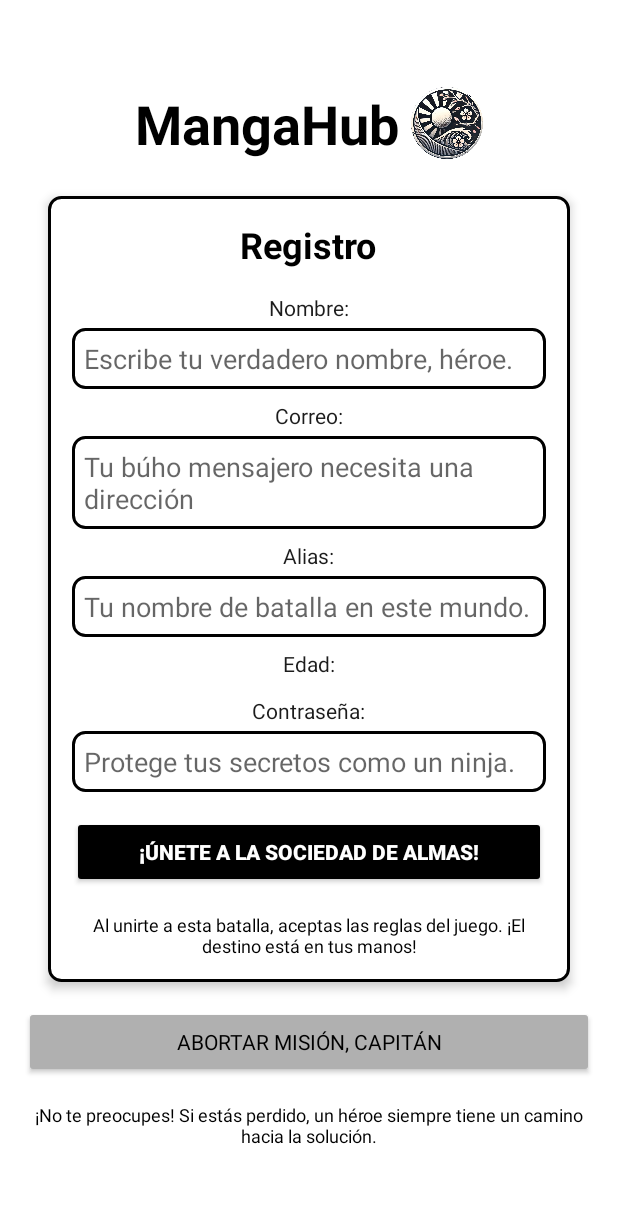
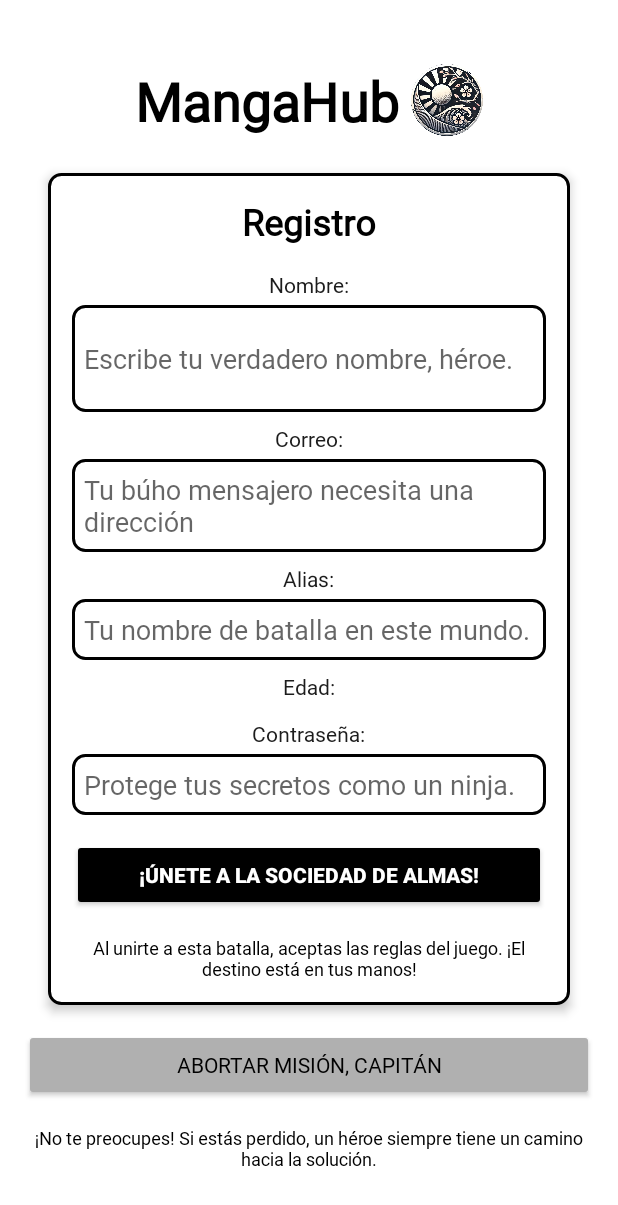
Before and after one commit to yaellxo/ProyectoMoviles, an Android app built with Jetpack Compose: the layout register_activity.xml on its own in the app's theme, with its tools: preview values and no code run, on a phone screen of 412 x 824 dp. Shown: the top 1205 px of the screen. Run offline under Robolectric (Android 15) with nearby library versions, the phone set to English and light mode, and no system bars.

Commit message:
Register Interfaz Terminada

```diff
--- a/app/src/main/res/layout/register_activity.xml
+++ b/app/src/main/res/layout/register_activity.xml
@@ -4,7 +4,7 @@
     android:layout_width="match_parent"
     android:layout_height="match_parent"
     android:fillViewport="true"
-    android:background="#FFFFFF">
+    android:background="@color/white">
 
     <LinearLayout
         android:layout_width="match_parent"
@@ -28,7 +28,7 @@
                 android:text="MangaHub"
                 android:textSize="36sp"
                 android:textStyle="bold"
-                android:fontFamily="sans-serif"
+                android:fontFamily="@font/sawarabi"
                 android:textColor="@color/black"
                 android:layout_marginRight="8dp" />
 
@@ -59,7 +59,7 @@
                 android:layout_width="wrap_content"
                 android:layout_height="wrap_content"
                 android:layout_marginBottom="16dp"
-                android:fontFamily="sans-serif"
+                android:fontFamily="@font/sawarabi"
                 android:text="Registro"
                 android:textColor="@color/black"
                 android:textSize="24sp"
@@ -70,16 +70,16 @@
                 android:layout_width="wrap_content"
                 android:layout_height="wrap_content"
                 android:layout_marginBottom="4dp"
-                android:fontFamily="sans-serif"
+                android:fontFamily="@font/sawarabi"
                 android:text="Nombre:"
                 android:textColor="@color/black1" />
 
             <EditText
                 android:layout_width="match_parent"
-                android:layout_height="wrap_content"
+                android:layout_height="71dp"
                 android:layout_marginBottom="8dp"
                 android:background="@drawable/border_layout"
-                android:fontFamily="sans-serif"
+                android:fontFamily="@font/sawarabi"
                 android:hint="Escribe tu verdadero nombre, héroe."
                 android:padding="8dp" />
 
@@ -89,6 +89,7 @@
                 android:layout_height="wrap_content"
                 android:layout_marginBottom="4dp"
                 android:text="Correo:"
+                android:fontFamily="@font/sawarabi"
                 android:textColor="@color/black1" />
 
             <EditText
@@ -96,7 +97,7 @@
                 android:layout_height="wrap_content"
                 android:layout_marginBottom="8dp"
                 android:background="@drawable/border_layout"
-                android:fontFamily="sans-serif"
+                android:fontFamily="@font/sawarabi"
                 android:hint="Tu búho mensajero necesita una dirección"
                 android:padding="8dp" />
 
@@ -113,7 +114,7 @@
                 android:layout_height="wrap_content"
                 android:layout_marginBottom="8dp"
                 android:background="@drawable/border_layout"
-                android:fontFamily="sans-serif"
+                android:fontFamily="@font/sawarabi"
                 android:hint="Tu nombre de batalla en este mundo."
                 android:padding="8dp" />
 
@@ -123,12 +124,14 @@
                 android:layout_height="wrap_content"
                 android:layout_marginBottom="4dp"
                 android:text="Edad:"
+                android:fontFamily="@font/sawarabi"
                 android:textColor="@color/black1" />
 
             <Spinner
                 android:layout_width="match_parent"
                 android:layout_height="wrap_content"
                 android:layout_marginBottom="8dp"
+                android:fontFamily="@font/sawarabi"
                 android:background="@drawable/border_layout" />
 
             <!-- Campo de Contraseña -->
@@ -137,6 +140,7 @@
                 android:layout_height="wrap_content"
                 android:layout_marginBottom="4dp"
                 android:text="Contraseña:"
+                android:fontFamily="@font/sawarabi"
                 android:textColor="@color/black1" />
 
             <EditText
@@ -144,7 +148,7 @@
                 android:layout_height="wrap_content"
                 android:layout_marginBottom="16dp"
                 android:background="@drawable/border_layout"
-                android:fontFamily="sans-serif"
+                android:fontFamily="@font/sawarabi"
                 android:hint="Protege tus secretos como un ninja."
                 android:inputType="textPassword"
                 android:padding="8dp" />
@@ -163,7 +167,7 @@
             <TextView
                 android:layout_width="wrap_content"
                 android:layout_height="wrap_content"
-                android:fontFamily="sans-serif"
+                android:fontFamily="@font/sawarabi"
                 android:text="Al unirte a esta batalla, aceptas las reglas del juego. ¡El destino está en tus manos!"
                 android:textAlignment="center"
                 android:textColor="#000000"
@@ -177,7 +181,7 @@
             android:text="Abortar misión, capitán"
             android:textColor="#000000"
             android:layout_marginTop="8dp"
-            android:fontFamily="sans-serif" />
+            android:fontFamily="@font/sawarabi" />
 
         <!-- Texto final -->
         <TextView
@@ -187,6 +191,7 @@
             android:textSize="12sp"
             android:textColor="#000000"
             android:gravity="center"
+            android:fontFamily="@font/sawarabi"
             android:layout_marginTop="16dp" />
     </LinearLayout>
 </ScrollView>
```
